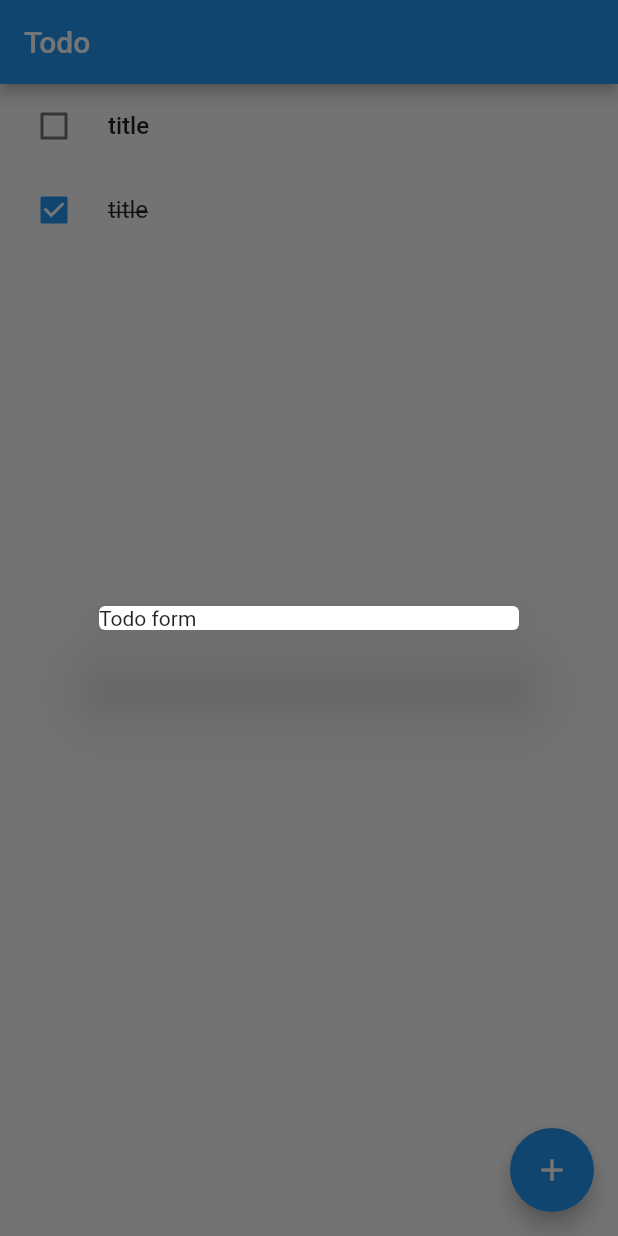
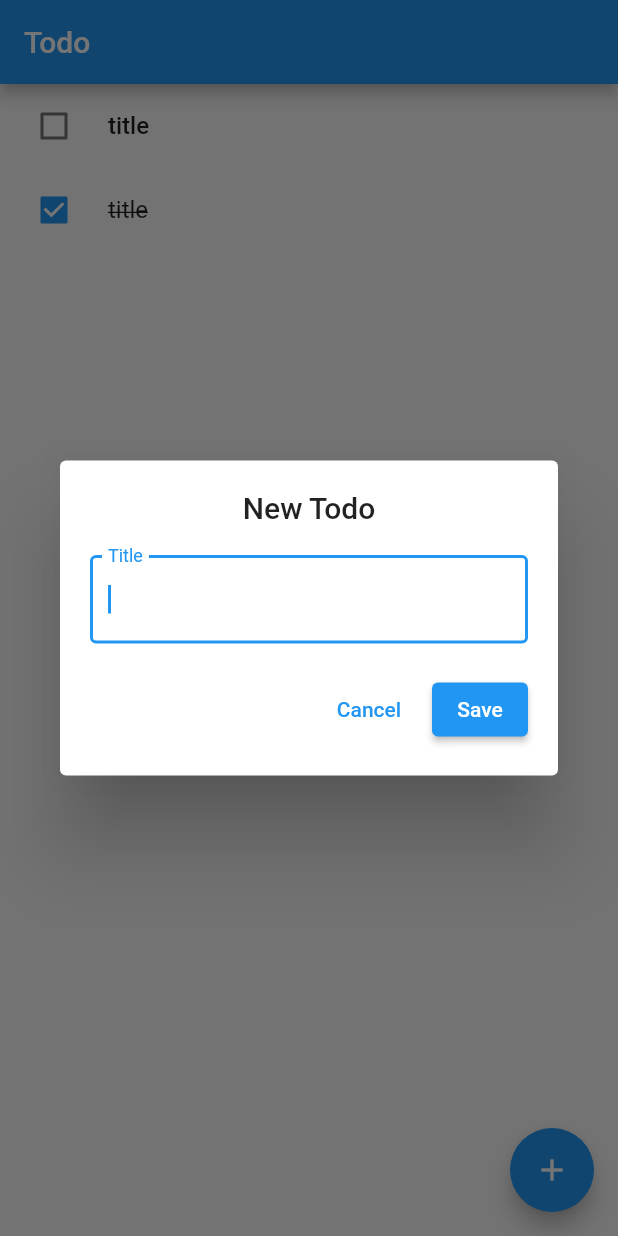
Before and after one commit to albinpk/flutter-todo, a Flutter app: the screen it shows after launch, after a tap on the "add" icon, on a phone screen of 412 x 824 dp. Run offline on Flutter 3.47's test engine with Material 2 defaults, Android fonts, the phone set to English and light mode, and no system bars; our stand-ins replace equatable, flutter_bloc.

Commit message:
feat(todo): create TodoForm widget

```diff
--- /dev/null
+++ b/000-todo/lib/widgets/todo_form.dart
@@ -0,0 +1,50 @@
+import 'package:flutter/material.dart';
+
+class TodoForm extends StatelessWidget {
+  const TodoForm({super.key});
+
+  @override
+  Widget build(BuildContext context) {
+    return Form(
+      child: Padding(
+        padding: const EdgeInsets.all(20),
+        child: Column(
+          mainAxisSize: MainAxisSize.min,
+          children: [
+            Text(
+              'New Todo',
+              style: Theme.of(context).textTheme.titleLarge,
+            ),
+            const SizedBox(height: 20),
+            TextFormField(
+              autofocus: true,
+              decoration: const InputDecoration(
+                border: OutlineInputBorder(),
+                label: Text('Title'),
+              ),
+            ),
+            const SizedBox(height: 20),
+            Row(
+              mainAxisAlignment: MainAxisAlignment.end,
+              children: [
+                TextButton(
+                  onPressed: () => Navigator.of(context).pop(),
+                  child: const Text('Cancel'),
+                ),
+                const SizedBox(width: 10),
+                ElevatedButton(
+                  onPressed: _onSave,
+                  child: const Text('Save'),
+                ),
+              ],
+            )
+          ],
+        ),
+      ),
+    );
+  }
+
+  void _onSave() {
+    // Save new todo
+  }
+}
--- a/000-todo/lib/widgets/todo_page_fab.dart
+++ b/000-todo/lib/widgets/todo_page_fab.dart
@@ -1,4 +1,6 @@
 import 'package:flutter/material.dart';
+
+import 'todo_form.dart';
 
 class TodoPageFab extends StatelessWidget {
   const TodoPageFab({super.key});
@@ -17,7 +19,7 @@ class TodoPageFab extends StatelessWidget {
       barrierDismissible: false,
       builder: (context) {
         return const Dialog(
-          child: Text('Todo form'),
+          child: TodoForm(),
         );
       },
     );
```
